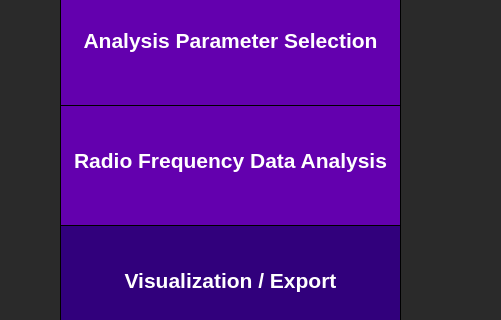
First picture: the form in src/qus/analysis_loading/ui/analysis_function_selection.ui, repository QuantUS-OpenSource/QuantUS, before the edit; both pictures show x 0 to 501 and y 265 to 585 of the 1284 by 803 pixel window.
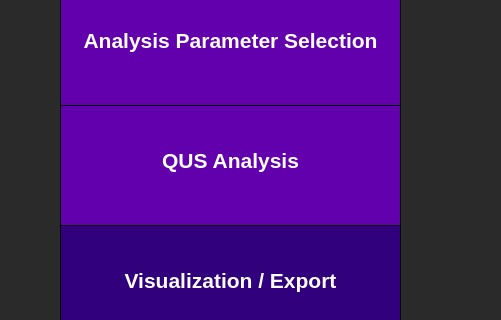
Second picture: the form after the edit.

Commit message: Updated gui for qus to qus analysis on sidebar

```diff
--- a/src/qus/analysis_loading/ui/analysis_function_selection.ui
+++ b/src/qus/analysis_loading/ui/analysis_function_selection.ui
@@ -379,7 +379,7 @@
 }</string>
           </property>
           <property name="text">
-           <string>Radio Frequency Data Analysis</string>
+           <string>QUS Analysis</string>
           </property>
           <property name="alignment">
            <set>Qt::AlignCenter</set>
```
Left out of the diff: 54 changed lines with no effect on the pictures. The commit also changes 17 other files.
